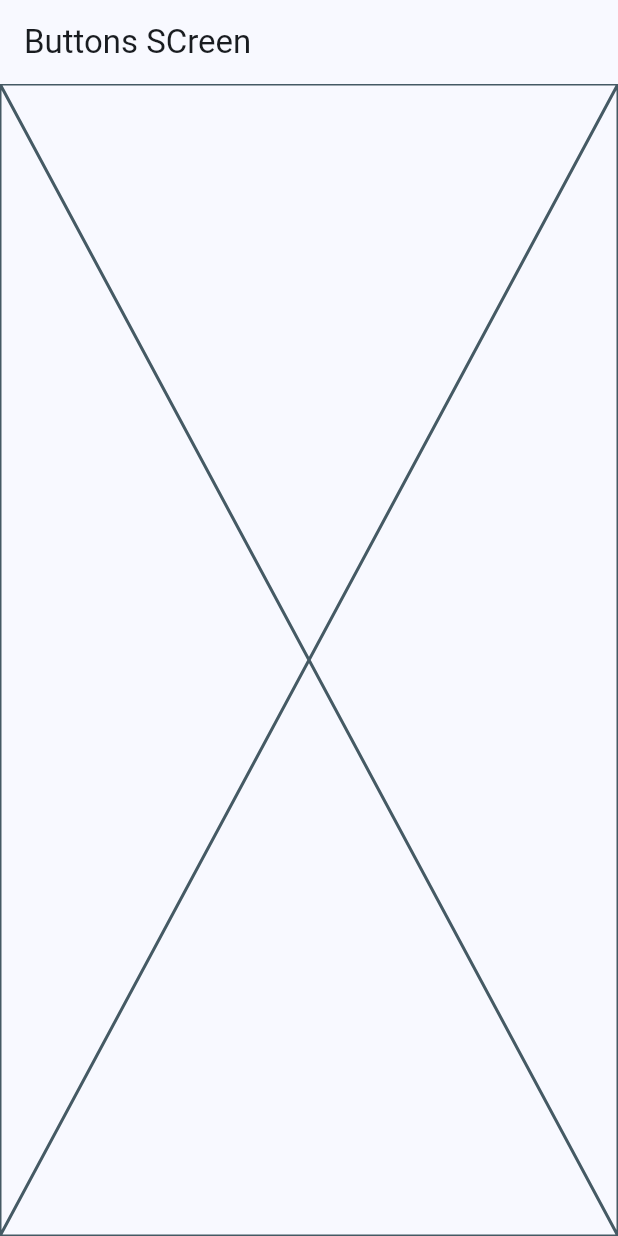
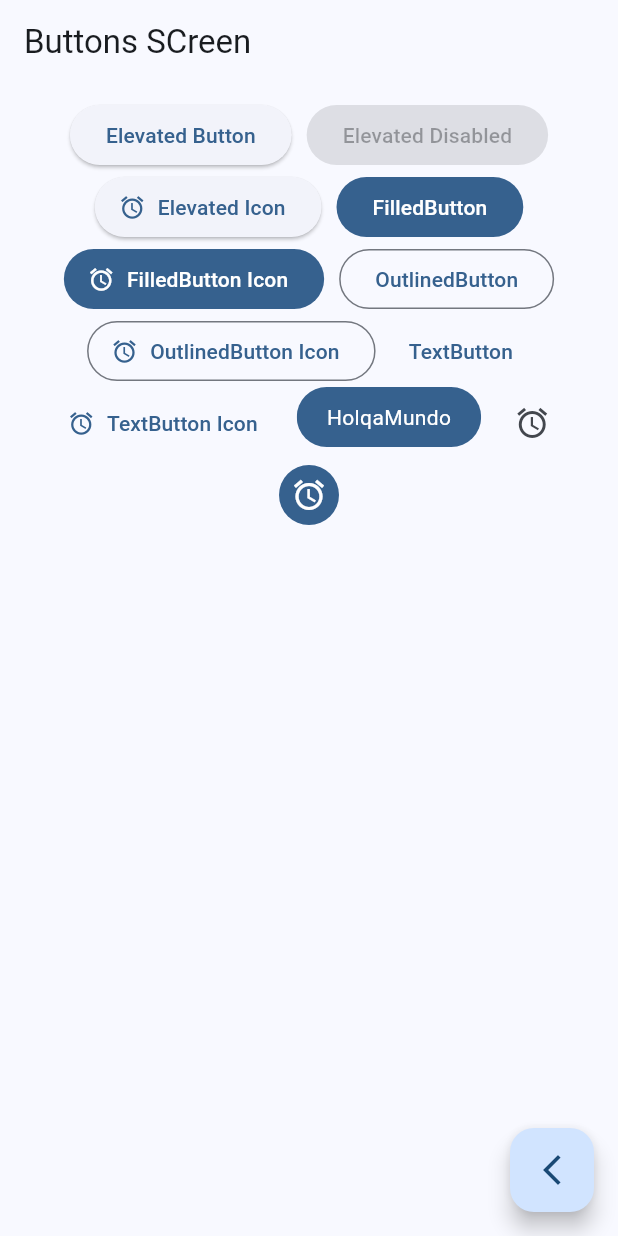
Before and after one commit to yvillegas/widgets_app, a Flutter app: the ButtonScreen screen opened by its route, on a phone screen of 412 x 824 dp. Run offline on Flutter 3.47's test engine with Material 2 defaults, Android fonts, the phone set to English and light mode, and no system bars; our stand-ins replace go_router.

Commit message:
button configuration

```diff
--- a/lib/config/menu/menu_items.dart
+++ b/lib/config/menu/menu_items.dart
@@ -17,11 +17,11 @@ const appMenuItems = <MenuItem>[
   MenuItem(
       title: 'Tarjetas',
       subtitle: 'Varios tarjetas',
-      link: '/buttons',
+      link: '/cards',
       icon: Icons.credit_card),
   MenuItem(
       title: 'Botones',
       subtitle: 'Varios botones',
-      link: '/cards',
+      link: '/buttons',
       icon: Icons.smart_button_outlined),
 ];
--- a/lib/presentation/screens/button/buttons_screen.dart
+++ b/lib/presentation/screens/button/buttons_screen.dart
@@ -1,4 +1,5 @@
 import 'package:flutter/material.dart';
+import 'package:go_router/go_router.dart';
 
 class ButtonScreen extends StatelessWidget {
   static const String name = 'button_screen';
@@ -8,7 +9,95 @@ class ButtonScreen extends StatelessWidget {
   Widget build(BuildContext context) {
     return Scaffold(
       appBar: AppBar(title: const Text('Buttons SCreen')),
-      body: const Placeholder(),
+      body: _ButtonsView(),
+      floatingActionButton: FloatingActionButton(
+        child: const Icon(Icons.arrow_back_ios_new_outlined),
+        onPressed: () {
+          context.pop();
+        },
+      ),
     );
   }
 }
+
+class _ButtonsView extends StatelessWidget {
+  const _ButtonsView();
+
+  @override
+  Widget build(BuildContext context) {
+    final colors = Theme.of(context).colorScheme;
+    return SizedBox(
+      width: double.infinity,
+      child: Padding(
+        padding: const EdgeInsets.symmetric(horizontal: 10, vertical: 10),
+        child: Wrap(
+          spacing: 10,
+          alignment: WrapAlignment.center,
+          children: [
+            ElevatedButton(
+                onPressed: () {}, child: const Text('Elevated Button')),
+            const ElevatedButton(
+                onPressed: null, child: Text('Elevated Disabled')),
+            ElevatedButton.icon(
+                onPressed: () {},
+                icon: const Icon(Icons.access_alarm_outlined),
+                label: const Text('Elevated Icon')),
+            FilledButton(onPressed: () {}, child: const Text('FilledButton')),
+            FilledButton.icon(
+                onPressed: () {},
+                icon: const Icon(Icons.access_alarm_outlined),
+                label: const Text('FilledButton Icon')),
+            OutlinedButton(
+                onPressed: () {}, child: const Text('OutlinedButton')),
+            OutlinedButton.icon(
+                onPressed: () {},
+                icon: const Icon(Icons.access_alarm_outlined),
+                label: const Text('OutlinedButton Icon')),
+            TextButton(onPressed: () {}, child: const Text('TextButton')),
+            TextButton.icon(
+                onPressed: () {},
+                icon: const Icon(Icons.access_alarm_outlined),
+                label: const Text('TextButton Icon')),
+            const CustomButton(),
+            IconButton(
+                onPressed: () {},
+                icon: const Icon(Icons.access_alarm_outlined)),
+            IconButton(
+              onPressed: () {},
+              icon: const Icon(Icons.access_alarm_outlined),
+              style: ButtonStyle(
+                backgroundColor: MaterialStatePropertyAll(colors.primary),
+                iconColor: const MaterialStatePropertyAll(Colors.white),
+              ),
+            )
+          ],
+        ),
+      ),
+    );
+  }
+}
+
+class CustomButton extends StatelessWidget {
+  const CustomButton({super.key});
+
+  @override
+  Widget build(BuildContext context) {
+    final colors = Theme.of(context).colorScheme;
+    return ClipRRect(
+      borderRadius: BorderRadius.circular(20),
+      child: Material(
+        color: colors.primary,
+        child: InkWell(
+          onTap: () {},
+          child: Padding(
+            padding: EdgeInsets.symmetric(horizontal: 20, vertical: 10),
+            child: Text(
+              "HolqaMundo",
+              style: TextStyle(color: Colors.white),
+            ),
+          ),
+        ),
+      ),
+    );
+  }
+}
--- a/lib/presentation/screens/home/home_screen.dart
+++ b/lib/presentation/screens/home/home_screen.dart
@@ -1,7 +1,6 @@
 import 'package:flutter/material.dart';
 import 'package:go_router/go_router.dart';
 import 'package:widgets_app/config/menu/menu_items.dart';
-import 'package:widgets_app/presentation/screens/card/cards_screen.dart';
 
 class HomeScreen extends StatelessWidget {
   static const String name = 'home_screen';
```
